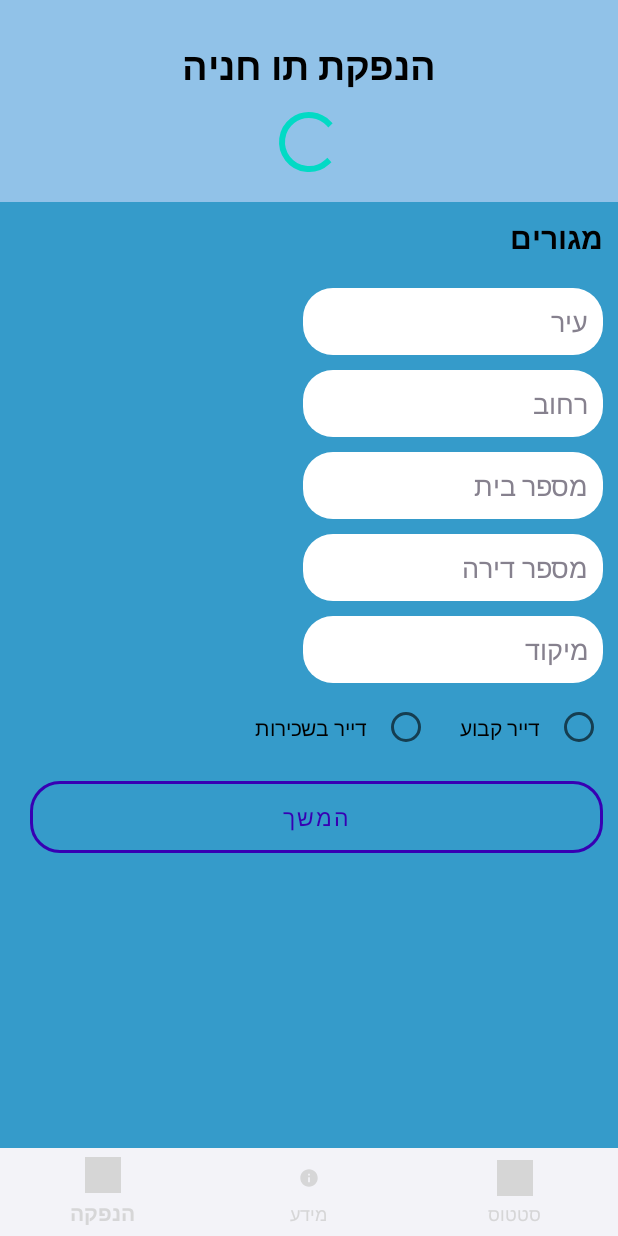
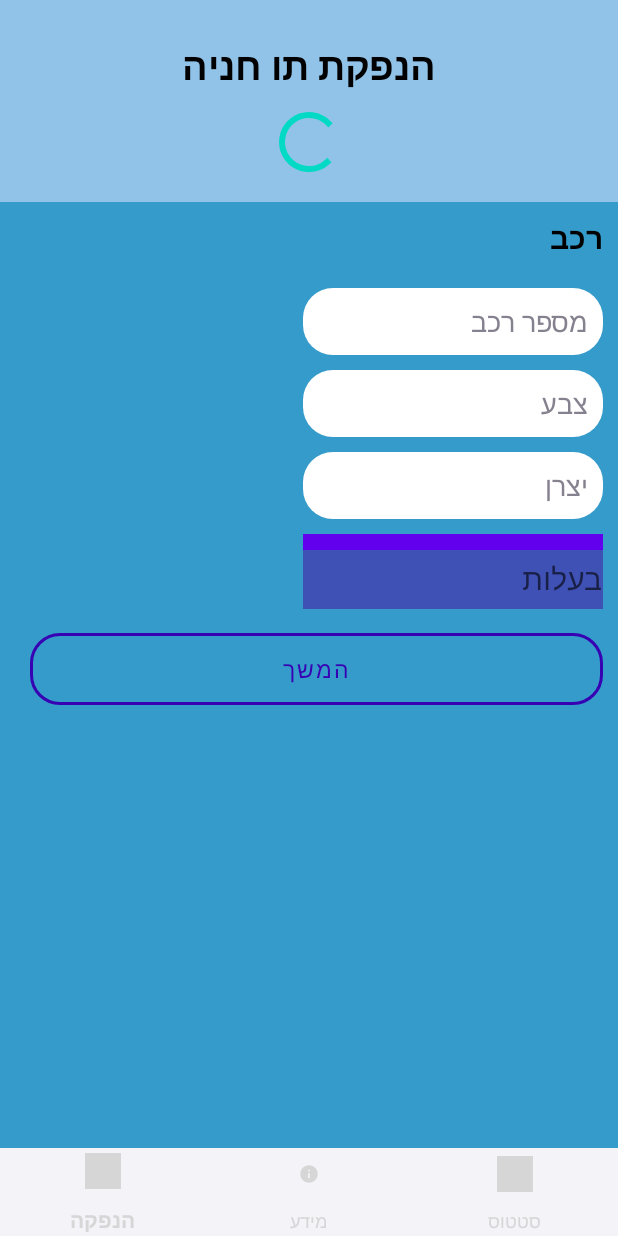
Before and after one commit to nadav1996700/ParkingTicket, an Android app: the fragment FragmentCar placed in its activity, on a phone screen of 412 x 824 dp. Run offline under Robolectric (Android 15) with nearby library versions, the phone set to English and light mode, and no system bars; libraries missing offline, so code that uses them is left out: com.kofigyan.stateprogressbar; plain views replace StateProgressBar; 4 statements that could not run were skipped; grey boxes are pictures that could not be loaded.

Commit message:
build all basic logic of all fragments

```diff
--- a/app/src/main/java/src/activities/MainActivity.java
+++ b/app/src/main/java/src/activities/MainActivity.java
@@ -104,7 +104,6 @@ public class MainActivity extends AppCompatActivity implements
         fragmentDocuments.setCallBack(this);
         initFragment(fragmentDocuments);
         stateProgressBar.setCurrentStateNumber(StateProgressBar.StateNumber.FOUR);
-
     }
 
     // update car object with residential details and move to carDetails fragment
--- a/app/src/main/java/src/fragments/FragmentCar.java
+++ b/app/src/main/java/src/fragments/FragmentCar.java
@@ -8,14 +8,20 @@ import androidx.fragment.app.Fragment;
 import android.view.LayoutInflater;
 import android.view.View;
 import android.view.ViewGroup;
+import android.widget.ArrayAdapter;
+import android.widget.AutoCompleteTextView;
 import android.widget.EditText;
 import android.widget.ImageButton;
 import android.widget.RadioButton;
 
 import com.example.src.R;
 import com.google.android.material.button.MaterialButton;
+import com.google.android.material.textfield.TextInputLayout;
+
+import java.util.ArrayList;
 
 import src.Model.Car;
+import src.Model.CarDetails;
 import src.Model.PersonalDetails;
 import src.Model.Residential;
 import src.Utils.My_SP;
@@ -25,9 +31,9 @@ public class FragmentCar extends Fragment {
     private EditText carNumber;
     private EditText color;
     private EditText manufacturer;
-    private EditText ownership;
     private MaterialButton btnContinue;
-    private Car car;
+    private TextInputLayout til;
+    private CarDetails carDetails = new CarDetails();
     private My_SP sp = My_SP.getInstance();
     private CallBack_changeFragmentCarDetails callBack_changeFragmentCarDetails;
 
@@ -69,7 +75,22 @@ public class FragmentCar extends Fragment {
         bindVariables();
         // load data from sharedPreferences
         loadData();
-        btnContinue.setOnClickListener(v -> saveData());
+        btnContinue.setOnClickListener(new View.OnClickListener() {
+            @Override
+            public void onClick(View view) {
+                saveData();
+                callBack_changeFragmentCarDetails.changeFragmentCarDetails(carDetails);
+            }
+        });
+        ArrayList<String> items = new ArrayList<String>() {
+            {
+                add("PERSONAL");
+                add("WORK");
+                add("LISING");
+            }
+        };
+        ArrayAdapter adapter = new ArrayAdapter(requireContext(), R.layout.list_item, items);
+        ((AutoCompleteTextView) til.getEditText()).setAdapter(adapter);
         return view;
     }
 
@@ -78,7 +99,11 @@ public class FragmentCar extends Fragment {
     }
 
     private void bindVariables() {
+        carNumber = view.findViewById(R.id.car_EDT_carNumber);
+        color = view.findViewById(R.id.car_EDT_carColor);
+        manufacturer = view.findViewById(R.id.car_EDT_carManu);
         btnContinue = view.findViewById(R.id.car_BTN_continue);
+        til = view.findViewById(R.id.car_menu);
     }
 
     private void loadData() {
--- a/app/src/main/java/src/fragments/FragmentDocuments.java
+++ b/app/src/main/java/src/fragments/FragmentDocuments.java
@@ -4,8 +4,6 @@ import android.os.Bundle;
 import android.view.LayoutInflater;
 import android.view.View;
 import android.view.ViewGroup;
-import android.widget.EditText;
-import android.widget.RadioButton;
 
 import androidx.fragment.app.Fragment;
 
@@ -54,7 +52,7 @@ public class FragmentDocuments extends Fragment {
                              Bundle savedInstanceState) {
         // Inflate the layout for this fragment
         if (view == null)
-            view = inflater.inflate(R.layout.fragment_residential, container, false);
+            view = inflater.inflate(R.layout.fragment_documents, container, false);
         // bind variables
         bindVariables();
         // load data from sharedPreferences
@@ -74,7 +72,7 @@ public class FragmentDocuments extends Fragment {
     }
 
     private void bindVariables() {
-
+        btnFinish = view.findViewById(R.id.documents_BTN_finish);
     }
 
     private void loadData() {
--- a/app/src/main/java/src/fragments/FragmentResidential.java
+++ b/app/src/main/java/src/fragments/FragmentResidential.java
@@ -108,7 +108,6 @@ public class FragmentResidential extends Fragment {
             } else {
                 residential.setResidentialState(ResidentialState.TENANTINRENT);
             }
-            //}
         });
     }
 
--- a/app/src/main/res/layout/activity_main.xml
+++ b/app/src/main/res/layout/activity_main.xml
@@ -63,6 +63,8 @@
             app:itemIconTint="@color/background_text_color"
             android:background="#F3F3F8"
             app:backgroundTint="#F3F3F8"
+            app:itemPaddingBottom="5dp"
+            app:itemPaddingTop="5dp"
             app:menu="@menu/bottom_navigation_menu"/>
     </RelativeLayout>
 
--- a/app/src/main/res/layout/fragment_car.xml
+++ b/app/src/main/res/layout/fragment_car.xml
@@ -24,41 +24,41 @@
                 android:layout_marginTop="10dp"
                 android:layout_marginEnd="10dp"
                 android:layout_marginBottom="10dp"
-                android:text="@string/residential_title"
+                android:text="@string/car_title"
                 android:textColor="@color/black"
                 android:textSize="20sp"
                 android:textStyle="bold" />
 
             <EditText
-                android:id="@+id/residential_EDT_city"
+                android:id="@+id/car_EDT_carNumber"
                 android:layout_width="200dp"
                 android:layout_height="wrap_content"
                 android:layout_gravity="end"
                 android:layout_marginTop="10dp"
                 android:layout_marginEnd="10dp"
                 android:background="@drawable/rounded_edit_text"
-                android:hint="@string/city"
+                android:hint="מספר רכב"
+                android:inputType="numberDecimal"
+                android:padding="10dp"
+                android:textColor="#86818E"
+                android:textColorHint="#86818E" />
+
+            <EditText
+                android:id="@+id/car_EDT_carColor"
+                android:layout_width="200dp"
+                android:layout_height="wrap_content"
+                android:layout_gravity="end"
+                android:layout_marginTop="10dp"
+                android:layout_marginEnd="10dp"
+                android:background="@drawable/rounded_edit_text"
+                android:hint="צבע"
                 android:inputType="text"
                 android:padding="10dp"
                 android:textColor="#86818E"
                 android:textColorHint="#86818E" />
 
             <EditText
-                android:id="@+id/residential_EDT_street"
-                android:layout_width="200dp"
-                android:layout_height="wrap_content"
-                android:layout_gravity="end"
-                android:layout_marginTop="10dp"
-                android:layout_marginEnd="10dp"
-                android:background="@drawable/rounded_edit_text"
-                android:hint="@string/street"
-                android:inputType="text"
-                android:padding="10dp"
-                android:textColor="#86818E"
-                android:textColorHint="#86818E" />
-
-            <EditText
-                android:id="@+id/residential_EDT_houseNumber"
+                android:id="@+id/car_EDT_carManu"
                 android:layout_width="200dp"
                 android:layout_height="wrap_content"
                 android:layout_gravity="end"
@@ -66,73 +66,33 @@
                 android:layout_marginEnd="10dp"
                 android:background="@drawable/rounded_edit_text"
                 android:cursorVisible="false"
-                android:hint="@string/houseNumber"
-                android:inputType="numberDecimal"
+                android:hint="יצרן"
+                android:inputType="text"
                 android:padding="10dp"
                 android:textColor="#86818E"
                 android:textColorHint="#86818E" />
 
-            <EditText
-                android:id="@+id/residential_EDT_apartmentNumber"
+            <com.google.android.material.textfield.TextInputLayout
+                android:id="@+id/car_menu"
                 android:layout_width="200dp"
-                android:layout_height="wrap_content"
+                android:layout_height="50dp"
                 android:layout_gravity="end"
                 android:layout_marginTop="10dp"
                 android:layout_marginEnd="10dp"
-                android:background="@drawable/rounded_edit_text"
-                android:hint="@string/apartmentNumber"
-                android:inputType="numberDecimal"
-                android:padding="10dp"
-                android:textColor="#86818E"
-                android:textColorHint="#86818E" />
+                android:background="@color/colorPrimary">
 
-            <EditText
-                android:id="@+id/residential_EDT_postalCode"
-                android:layout_width="200dp"
-                android:layout_height="wrap_content"
-                android:layout_gravity="end"
-                android:layout_marginTop="10dp"
-                android:layout_marginEnd="10dp"
-                android:background="@drawable/rounded_edit_text"
-                android:hint="@string/postalCode"
-                android:inputType="numberDecimal"
-                android:padding="10dp"
-                android:textColor="#86818E"
-                android:textColorHint="#86818E" />
+                <AutoCompleteTextView
+                    android:layout_width="match_parent"
+                    android:layout_height="match_parent"
+                    android:background="#3F51B5"
+                    android:cursorVisible="false"
+                    android:hint="@string/ownership"
+                    android:inputType="none"
+                    android:textColor="@color/background_text_color"
+                    android:textSize="20sp" />
 
-            <LinearLayout
-                android:layout_width="match_parent"
-                android:layout_height="wrap_content"
-                android:layout_marginStart="10dp"
-                android:layout_marginTop="10dp"
-                android:layoutDirection="rtl"
-                android:orientation="horizontal">
+            </com.google.android.material.textfield.TextInputLayout>
 
-                <RadioGroup
-                    android:id="@+id/residential_RG"
-                    android:layout_width="match_parent"
-                    android:layout_height="wrap_content"
-                    android:orientation="horizontal">
-
-                    <RadioButton
-                        android:id="@+id/residential_RB_permanent"
-                        android:layout_width="wrap_content"
-                        android:layout_height="wrap_content"
-                        android:layout_marginEnd="10dp"
-                        android:padding="10dp"
-                        android:text="@string/permanentTenant" />
-
-                    <RadioButton
-                        android:id="@+id/residential_RB_rent"
-                        android:layout_width="wrap_content"
-                        android:layout_height="wrap_content"
-                        android:layout_marginEnd="10dp"
-                        android:padding="10dp"
-                        android:text="@string/rentTenant" />
-
-                </RadioGroup>
-
-            </LinearLayout>
 
             <com.google.android.material.button.MaterialButton
                 android:id="@+id/car_BTN_continue"
--- a/app/src/main/res/layout/fragment_documents.xml
+++ b/app/src/main/res/layout/fragment_documents.xml
@@ -125,7 +125,7 @@
             </LinearLayout>
 
             <com.google.android.material.button.MaterialButton
-                android:id="@+id/residential_BTN_continue"
+                android:id="@+id/documents_BTN_finish"
                 style="@style/Widget.MaterialComponents.Button.OutlinedButton"
                 android:layout_width="match_parent"
                 android:layout_height="60dp"
@@ -142,5 +142,4 @@
                 android:theme="@style/Theme.MaterialComponents.NoActionBar"/>
         </LinearLayout>
     </ScrollView>
-
 </FrameLayout>
--- /dev/null
+++ b/app/src/main/res/layout/list_item.xml
@@ -0,0 +1,9 @@
+<TextView
+    xmlns:android="http://schemas.android.com/apk/res/android"
+    android:layout_width="match_parent"
+    android:layout_height="wrap_content"
+    android:padding="16dp"
+    android:ellipsize="end"
+    android:maxLines="1"
+    android:textAppearance="?attr/textAppearanceSubtitle1"
+    />
--- a/app/src/main/res/values/strings.xml
+++ b/app/src/main/res/values/strings.xml
@@ -24,4 +24,6 @@
     <string name="permanentTenant">דייר קבוע</string>
     <string name="rentTenant">דייר בשכירות</string>
     <string name="documents">מסמכים</string>
+    <string name="car_title">רכב</string>
+    <string name="ownership">בעלות</string>
 </resources>
```
Also changed, not shown: app/src/main/AndroidManifest.xml (+6 -7 lines).
